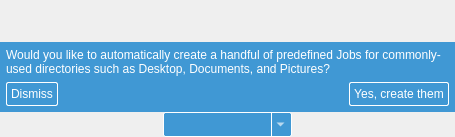
Qt form forms/jobstabwidget.ui (Tarsnap/tarsnap-gui) before a commit.
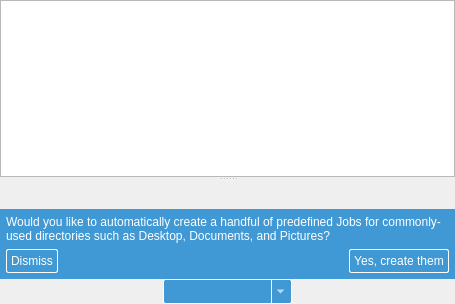
The same form after that commit. Icons and pictures are not drawn. Custom widgets are drawn as their Qt base class.

Commit message: forms: move JobListWidget to JobsTabWidget

```diff
--- a/forms/jobstabwidget.ui
+++ b/forms/jobstabwidget.ui
@@ -7,7 +7,7 @@
     <x>0</x>
     <y>0</y>
     <width>455</width>
-    <height>137</height>
+    <height>304</height>
    </rect>
   </property>
   <layout class="QVBoxLayout" name="jobsTabWidgetVerticalLayout">
@@ -27,10 +27,69 @@
     <number>0</number>
    </property>
    <item>
-    <widget class="JobWidget" name="jobDetailsWidget" native="true">
-     <property name="toolTip">
-      <string>Job details</string>
-     </property>
+    <widget class="QWidget" name="jobsWidget" native="true">
+     <layout class="QVBoxLayout" name="jobsWidgetVerticalLayout">
+      <property name="leftMargin">
+       <number>0</number>
+      </property>
+      <property name="topMargin">
+       <number>0</number>
+      </property>
+      <property name="rightMargin">
+       <number>0</number>
+      </property>
+      <property name="bottomMargin">
+       <number>0</number>
+      </property>
+      <item>
+       <widget class="QSplitter" name="jobsSplitter">
+        <property name="orientation">
+         <enum>Qt::Vertical</enum>
+        </property>
+        <widget class="JobListWidget" name="jobListWidget">
+         <property name="contextMenuPolicy">
+          <enum>Qt::CustomContextMenu</enum>
+         </property>
+         <property name="toolTip">
+          <string>Job list</string>
+         </property>
+         <property name="styleSheet">
+          <string notr="true">#jobListWidget::item
+{
+height: 33px;
+selection-background-color: rgba(177,214,255,150);
+}</string>
+         </property>
+         <property name="alternatingRowColors">
+          <bool>true</bool>
+         </property>
+         <property name="selectionMode">
+          <enum>QAbstractItemView::ExtendedSelection</enum>
+         </property>
+         <property name="verticalScrollMode">
+          <enum>QAbstractItemView::ScrollPerPixel</enum>
+         </property>
+         <property name="horizontalScrollMode">
+          <enum>QAbstractItemView::ScrollPerPixel</enum>
+         </property>
+         <property name="layoutMode">
+          <enum>QListView::Batched</enum>
+         </property>
+         <property name="uniformItemSizes">
+          <bool>true</bool>
+         </property>
+         <property name="batchSize">
+          <number>20</number>
+         </property>
+        </widget>
+        <widget class="JobWidget" name="jobDetailsWidget" native="true">
+         <property name="toolTip">
+          <string>Job details</string>
+         </property>
+        </widget>
+       </widget>
+      </item>
+     </layout>
     </widget>
    </item>
    <item>
@@ -241,6 +300,11 @@
    <header>widgets/jobwidget.h</header>
    <container>1</container>
   </customwidget>
+  <customwidget>
+   <class>JobListWidget</class>
+   <extends>QListWidget</extends>
+   <header>widgets/joblistwidget.h</header>
+  </customwidget>
  </customwidgets>
  <tabstops>
   <tabstop>dismissButton</tabstop>
```
Left out of the diff: 94 changed lines with no effect on the pictures. The commit also changes 1 other file.
